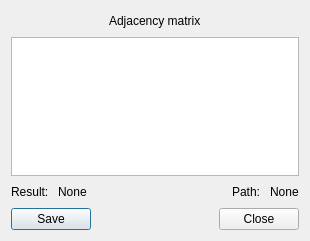
This is resultworkalgorithmform.ui in VladosYetti/CourseWork-TrafficLights-KNT-119 as Qt 5 draws it before an edit. The edited form follows.
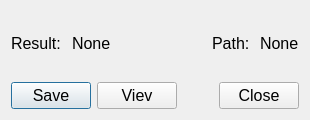
This is the edited form.

```diff
--- a/resultworkalgorithmform.ui
+++ b/resultworkalgorithmform.ui
@@ -7,7 +7,7 @@
     <x>0</x>
     <y>0</y>
     <width>310</width>
-    <height>241</height>
+    <height>120</height>
    </rect>
   </property>
   <property name="sizePolicy">
@@ -19,13 +19,13 @@
   <property name="minimumSize">
    <size>
     <width>310</width>
-    <height>240</height>
+    <height>120</height>
    </size>
   </property>
   <property name="maximumSize">
    <size>
     <width>310</width>
-    <height>241</height>
+    <height>120</height>
    </size>
   </property>
   <property name="windowTitle">
@@ -34,50 +34,6 @@
   <layout class="QVBoxLayout" name="verticalLayout_4">
    <item>
     <layout class="QVBoxLayout" name="verticalLayout_3">
-     <item>
-      <layout class="QVBoxLayout" name="verticalLayout">
-       <item>
-        <layout class="QHBoxLayout" name="horizontalLayout_4">
-         <item>
-          <spacer name="horizontalSpacer_2">
-           <property name="orientation">
-            <enum>Qt::Horizontal</enum>
-           </property>
-           <property name="sizeHint" stdset="0">
-            <size>
-             <width>40</width>
-             <height>20</height>
-            </size>
-           </property>
-          </spacer>
-         </item>
-         <item>
-          <widget class="QLabel" name="Matrix">
-           <property name="text">
-            <string>Adjacency matrix</string>
-           </property>
-          </widget>
-         </item>
-         <item>
-          <spacer name="horizontalSpacer_3">
-           <property name="orientation">
-            <enum>Qt::Horizontal</enum>
-           </property>
-           <property name="sizeHint" stdset="0">
-            <size>
-             <width>40</width>
-             <height>20</height>
-            </size>
-           </property>
-          </spacer>
-         </item>
-        </layout>
-       </item>
-      </layout>
-     </item>
-     <item>
-      <widget class="QListWidget" name="matrixlist"/>
-     </item>
      <item>
       <layout class="QVBoxLayout" name="verticalLayout_2">
        <item>
@@ -86,6 +42,11 @@
           <layout class="QHBoxLayout" name="horizontalLayout_2">
            <item>
             <widget class="QLabel" name="Result">
+             <property name="font">
+              <font>
+               <pointsize>12</pointsize>
+              </font>
+             </property>
              <property name="text">
               <string>Result: </string>
              </property>
@@ -93,6 +54,11 @@
            </item>
            <item>
             <widget class="QLabel" name="result">
+             <property name="font">
+              <font>
+               <pointsize>12</pointsize>
+              </font>
+             </property>
              <property name="text">
               <string>None</string>
              </property>
@@ -117,6 +83,11 @@
           <layout class="QHBoxLayout" name="horizontalLayout_3">
            <item>
             <widget class="QLabel" name="Path">
+             <property name="font">
+              <font>
+               <pointsize>12</pointsize>
+              </font>
+             </property>
              <property name="text">
               <string>Path: </string>
              </property>
@@ -124,6 +95,11 @@
            </item>
            <item>
             <widget class="QLabel" name="path">
+             <property name="font">
+              <font>
+               <pointsize>12</pointsize>
+              </font>
+             </property>
              <property name="text">
               <string>None</string>
              </property>
@@ -137,11 +113,28 @@
         <layout class="QHBoxLayout" name="horizontalLayout">
          <item>
           <widget class="QPushButton" name="Save">
+           <property name="font">
+            <font>
+             <pointsize>12</pointsize>
+            </font>
+           </property>
            <property name="text">
             <string>Save</string>
            </property>
           </widget>
          </item>
+         <item>
+          <widget class="QPushButton" name="Viev">
+           <property name="font">
+            <font>
+             <pointsize>12</pointsize>
+            </font>
+           </property>
+           <property name="text">
+            <string>Viev</string>
+           </property>
+          </widget>
+         </item>
          <item>
           <spacer name="horizontalSpacer">
            <property name="orientation">
@@ -157,6 +150,11 @@
          </item>
          <item>
           <widget class="QPushButton" name="Close">
+           <property name="font">
+            <font>
+             <pointsize>12</pointsize>
+            </font>
+           </property>
            <property name="text">
             <string>Close</string>
            </property>
```
